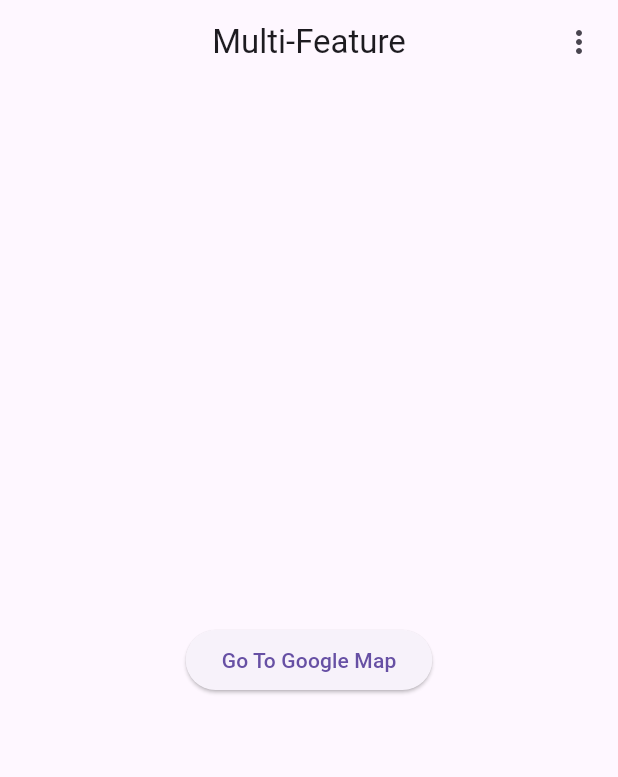
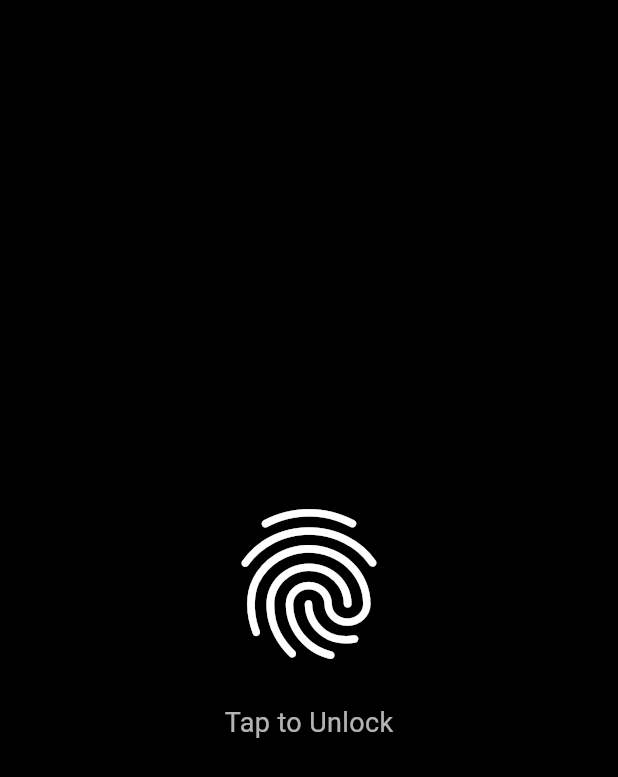
Before and after one commit to H-M-Sufyan/multi_feature, a Flutter app: the screen it shows after launch, on a phone screen of 412 x 824 dp. Shown: the top 777 px of the screen. Run offline on Flutter 3.47's test engine with Material 3 defaults, Android fonts, the phone set to English and light mode, and no system bars; our stand-ins replace geolocator, get, google_maps_flutter, local_auth.

Commit message:
finger Print add

```diff
--- /dev/null
+++ b/lib/controller/auth_controller.dart
@@ -0,0 +1,21 @@
+import 'package:get/get.dart';
+import 'package:local_auth/local_auth.dart';
+
+class AuthController extends GetxController {
+  final LocalAuthentication auth = LocalAuthentication();
+
+  RxBool isAuthenticated = false.obs;
+
+  Future<void> authenticate() async {
+    try {
+      bool success = await auth.authenticate(
+        localizedReason: 'Scan your fingerprint',
+        biometricOnly: false
+      );
+
+      isAuthenticated.value = success;
+    } catch (e) {
+      print("ERROR: $e");
+    }
+  }
+}
--- a/lib/main.dart
+++ b/lib/main.dart
@@ -1,9 +1,9 @@
 import 'package:flutter/material.dart';
 import 'package:get/get.dart';
-import 'package:get/get_instance/src/extension_instance.dart';
-import 'package:get/route_manager.dart';
 import 'package:multi_feature/controller/Themecontroller.dart';
+import 'package:multi_feature/controller/auth_controller.dart';
 import 'package:multi_feature/screens/home.dart';
+import 'package:multi_feature/screens/lock_screen.dart';
 
 void main() {
   runApp(MyApp());
@@ -14,6 +14,7 @@ class MyApp extends StatelessWidget {
 
   //Controllers Instance
   final ThemeController _themeController = Get.put(ThemeController());
+  final AuthController authController = Get.put(AuthController());
 
   @override
   Widget build(BuildContext context) {
@@ -25,7 +26,11 @@ class MyApp extends StatelessWidget {
             ? ThemeMode.light
             : ThemeMode.dark,
         darkTheme: ThemeData.dark(),
-        home: AppHome(),
+        home: Obx(() {
+          return authController.isAuthenticated.value
+              ? AppHome()
+              : LockScreen();
+        }),
       );
     });
   }
--- /dev/null
+++ b/lib/screens/lock_screen.dart
@@ -0,0 +1,42 @@
+import 'package:flutter/material.dart';
+import 'package:get/get.dart';
+import 'package:multi_feature/controller/auth_controller.dart';
+
+class LockScreen extends StatelessWidget {
+  final AuthController authController = Get.find<AuthController>();
+
+  @override
+  Widget build(BuildContext context) {
+    return Scaffold(
+      backgroundColor: Colors.black,
+      body: Center(
+        child: GestureDetector(
+          onTap: () => authController.authenticate(),
+          child: Column(
+            mainAxisSize: MainAxisSize.min,
+            children: [
+              InkWell(
+                onTap: () {
+                  authController.authenticate();
+                },
+                child: Icon(
+                Icons.fingerprint,
+                size: 120,
+                color: Colors.white,
+              ),
+              ),
+              SizedBox(height: 20),
+              Text(
+                "Tap to Unlock",
+                style: TextStyle(
+                  color: Colors.white70,
+                  fontSize: 18,
+                ),
+              ),
+            ],
+          ),
+        ),
+      ),
+    );
+  }
+}
--- a/pubspec.yaml
+++ b/pubspec.yaml
@@ -37,6 +37,7 @@ dependencies:
   get: ^4.7.3
   google_maps_flutter: ^2.14.0
   geolocator: ^14.0.2
+  local_auth: ^3.0.0
 
 dev_dependencies:
   flutter_test:
```
Also changed, not shown: pubspec.lock, 5 other files.
